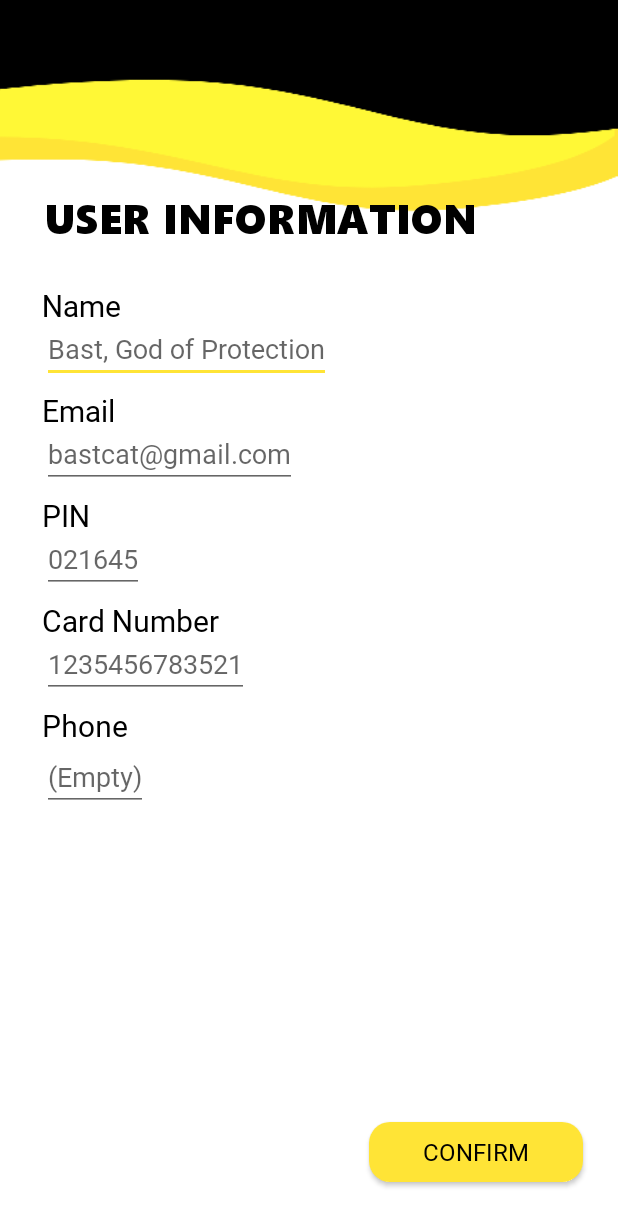
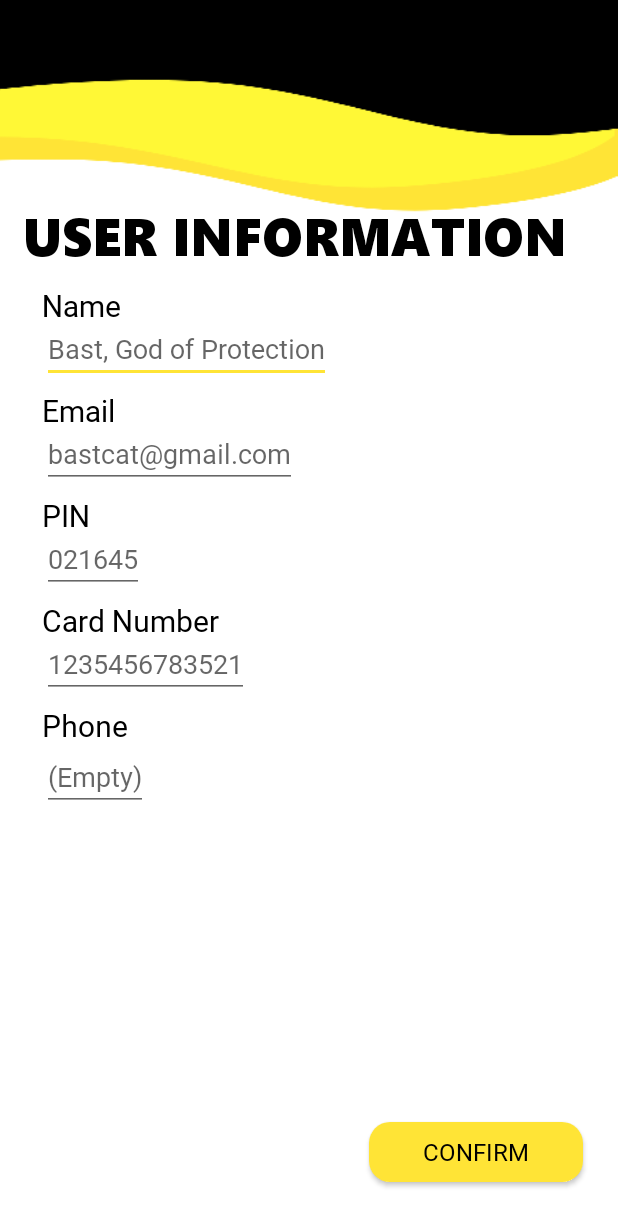
Before and after one commit to Bast-Security/Android-App, an Android app: the EditUserActivity screen opened directly, with no data from a screen before it, on a phone screen of 412 x 824 dp. Shown: the top 1226 px of the screen. Run offline under Robolectric (Android 15) with nearby library versions, the phone set to English and light mode, and no system bars; 9 statements that could not run were skipped.

Commit message:
fixed warnings

```diff
--- a/app/src/main/res/layout/activity_edit_user.xml
+++ b/app/src/main/res/layout/activity_edit_user.xml
@@ -13,13 +13,13 @@
         android:layout_height="wrap_content"
         android:layout_alignParentStart="true"
         android:layout_alignParentTop="true"
-        android:layout_marginStart="29dp"
-        android:layout_marginTop="125dp"
-
-        android:text="USER INFORMATION"
+        android:layout_marginStart="15dp"
+        android:layout_marginTop="132dp"
+        android:textAllCaps="true"
+        android:text="@string/edit_user_information"
         android:textColor="@color/colorPrimaryDark"
         android:fontFamily="@font/segoeuiblack"
-        android:textSize="28dp"/>
+        android:textSize="35sp"/>
 
     <TextView
         android:id="@+id/textView_name"
@@ -30,10 +30,10 @@
         android:layout_marginStart="28dp"
         android:layout_marginTop="190dp"
 
-        android:text="Name"
+        android:text="@string/name"
         android:textColor="@color/colorPrimaryDark"
         android:fontFamily="@font/segoesemibold"
-        android:textSize="20dp"/>
+        android:textSize="20sp"/>
 
     <EditText
         android:id="@+id/textView_username"
@@ -46,7 +46,8 @@
         android:hint="Bast, God of Protection"
         android:textColor="@color/colorPrimary"
         android:fontFamily="@font/segoeregular"
-        android:textSize="18dp"/>
+        android:textSize="18sp"
+        android:inputType="text" />
 
     <TextView
         android:id="@+id/textView_mail"
@@ -56,10 +57,10 @@
         android:layout_alignParentTop="true"
         android:layout_marginStart="28dp"
         android:layout_marginTop="260dp"
-        android:text="Email"
+        android:text="@string/email"
         android:textColor="@color/colorPrimaryDark"
         android:fontFamily="@font/segoesemibold"
-        android:textSize="20dp"/>
+        android:textSize="20sp"/>
 
     <EditText
         android:id="@+id/textView_email"
@@ -72,7 +73,8 @@
         android:hint="bastcat@gmail.com"
         android:textColor="@color/colorPrimary"
         android:fontFamily="@font/segoeregular"
-        android:textSize="18dp"/>
+        android:textSize="18sp"
+        android:inputType="textWebEmailAddress" />
 
     <TextView
         android:id="@+id/textView_pincode"
@@ -85,7 +87,7 @@
         android:text="PIN"
         android:textColor="@color/colorPrimaryDark"
         android:fontFamily="@font/segoesemibold"
-        android:textSize="20dp"/>
+        android:textSize="20sp"/>
 
     <EditText
         android:id="@+id/textView_pin"
@@ -98,7 +100,8 @@
         android:hint="021645"
         android:textColor="@color/colorPrimary"
         android:fontFamily="@font/segoeregular"
-        android:textSize="18dp"/>
+        android:textSize="18sp"
+        android:inputType="number"/>
 
     <TextView
         android:id="@+id/textView_card"
@@ -111,7 +114,7 @@
         android:text="Card Number"
         android:textColor="@color/colorPrimaryDark"
         android:fontFamily="@font/segoesemibold"
-        android:textSize="20dp"/>
+        android:textSize="20sp" />
 
     <EditText
         android:id="@+id/textView_cardnum"
@@ -124,7 +127,8 @@
         android:hint="1235456783521"
         android:textColor="@color/colorPrimary"
         android:fontFamily="@font/segoeregular"
-        android:textSize="18dp"/>
+        android:textSize="18sp"
+        android:inputType="number"/>
 
     <TextView
         android:id="@+id/textView_phonenumber"
@@ -134,10 +138,10 @@
         android:layout_alignParentTop="true"
         android:layout_marginStart="28dp"
         android:layout_marginTop="470dp"
-        android:text="Phone"
+        android:text="@string/phone"
         android:textColor="@color/colorPrimaryDark"
         android:fontFamily="@font/segoesemibold"
-        android:textSize="20dp"/>
+        android:textSize="20sp"/>
 
     <EditText
         android:id="@+id/textView_phone"
@@ -150,7 +154,8 @@
         android:hint="(Empty)"
         android:textColor="@color/colorPrimary"
         android:fontFamily="@font/segoeregular"
-        android:textSize="18dp"/>
+        android:textSize="18sp"
+        android:inputType="phone" />
 
     <Button
         android:id="@+id/edit_button"
@@ -167,7 +172,7 @@
         android:fontFamily="@font/segoesemibold"
         android:text="CONFIRM"
         android:textColor="@color/colorPrimaryDark"
-        android:textSize="16dp" />
+        android:textSize="16sp" />
 
 
 </RelativeLayout>
--- a/app/src/main/res/values/strings.xml
+++ b/app/src/main/res/values/strings.xml
@@ -3,4 +3,19 @@
     <string name="title_activity_main">MainActivity</string>
     <string name="title_activity_home_menu">HomeMenu</string>
     <string name="plus_add">+</string>
+    <string name="edit_role_hint">Enter New Role Name</string>
+    <string name="edit_role_title">Edit Role Permissions</string>
+    <string name="role">Role:</string>
+    <string name="confirm_button">confirm</string>
+    <string name="systems_title">systems</string>
+    <string name="phone">Phone</string>
+    <string name="edit_user_information">User Information</string>
+    <string name="name">Name</string>
+    <string name="email">Email</string>
+    <string name="system_connect_title">Connect to a New System</string>
+    <string name="add_button">Add</string>
+    <string name="modify_user_title">Modify the User\'s Role</string>
+    <string name="connect_lock_title">Connect your Lock with this Code</string>
+    <string name="roles_menu_button">Roles</string>
+    <string name="history_menu">History</string>
 </resources>
```
Also changed, not shown: app/src/main/res/layout/activity_change_roles.xml (+5 -5 lines), app/src/main/res/layout/activity_connect_lock.xml (+12 -12 lines), app/src/main/res/layout/activity_connect_system.xml (+5 -4 lines), app/src/main/res/layout/activity_edit_lock.xml (+9 -9 lines), app/src/main/res/layout/activity_edit_role.xml (+13 -12 lines), app/src/main/res/layout/activity_general_list.xml (+5 -4 lines), app/src/main/res/layout/activity_system_menu.xml (+7 -7 lines).
